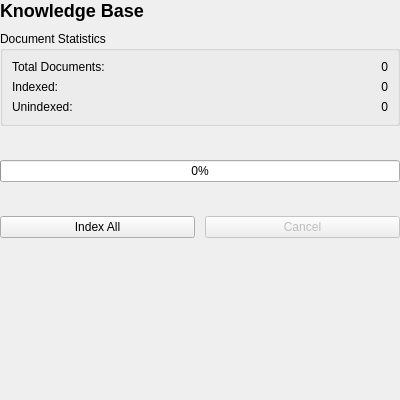
The window that src/airunner/components/home_stage/gui/widgets/templates/knowledge_base_panel.ui (Capsize-Games/airunner) describes before a commit, drawn with Qt 5.
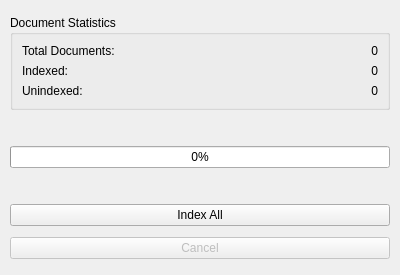
The same window after the commit.

Commit message: documents: drag/drop & folder support, move knowledge-base panel into Documents, reorganize Kiwix ZIM layout, remove local progress bar; improve indexing flow and error handling, show UI feedback on failures; delete now removes files from disk and DB

Diff of the .ui file:
```diff
--- a/src/airunner/components/home_stage/gui/widgets/templates/knowledge_base_panel.ui
+++ b/src/airunner/components/home_stage/gui/widgets/templates/knowledge_base_panel.ui
@@ -7,9 +7,15 @@
     <x>0</x>
     <y>0</y>
     <width>400</width>
-    <height>400</height>
+    <height>275</height>
    </rect>
   </property>
+  <property name="sizePolicy">
+   <sizepolicy hsizetype="Preferred" vsizetype="Preferred">
+    <horstretch>0</horstretch>
+    <verstretch>0</verstretch>
+   </sizepolicy>
+  </property>
   <property name="cursor">
    <cursorShape>ArrowCursor</cursorShape>
   </property>
@@ -17,40 +23,30 @@
    <string>Form</string>
   </property>
   <layout class="QVBoxLayout" name="verticalLayout">
-   <property name="spacing">
-    <number>10</number>
-   </property>
    <property name="leftMargin">
-    <number>0</number>
+    <number>10</number>
    </property>
    <property name="topMargin">
-    <number>0</number>
+    <number>10</number>
    </property>
    <property name="rightMargin">
-    <number>0</number>
+    <number>10</number>
    </property>
    <property name="bottomMargin">
-    <number>0</number>
+    <number>10</number>
    </property>
-   <item>
-    <widget class="QLabel" name="title_label">
-     <property name="styleSheet">
-      <string notr="true">font-size: 18px; font-weight: bold;</string>
-     </property>
-     <property name="text">
-      <string>Knowledge Base</string>
-     </property>
-     <property name="alignment">
-      <set>Qt::AlignmentFlag::AlignLeading|Qt::AlignmentFlag::AlignLeft|Qt::AlignmentFlag::AlignVCenter</set>
-     </property>
-    </widget>
-   </item>
    <item>
     <widget class="QGroupBox" name="stats_group">
+     <property name="sizePolicy">
+      <sizepolicy hsizetype="Preferred" vsizetype="Maximum">
+       <horstretch>0</horstretch>
+       <verstretch>0</verstretch>
+      </sizepolicy>
+     </property>
      <property name="title">
       <string>Document Statistics</string>
      </property>
-     <layout class="QFormLayout" name="formLayout">
+     <layout class="QGridLayout" name="gridLayout_2">
       <item row="0" column="0">
        <widget class="QLabel" name="total_label">
         <property name="text">
@@ -107,6 +103,12 @@
    </item>
    <item>
     <widget class="QLabel" name="status_message">
+     <property name="sizePolicy">
+      <sizepolicy hsizetype="Preferred" vsizetype="Maximum">
+       <horstretch>0</horstretch>
+       <verstretch>0</verstretch>
+      </sizepolicy>
+     </property>
      <property name="text">
       <string/>
      </property>
@@ -133,6 +135,12 @@
    </item>
    <item>
     <widget class="QLabel" name="progress_text">
+     <property name="sizePolicy">
+      <sizepolicy hsizetype="Preferred" vsizetype="Maximum">
+       <horstretch>0</horstretch>
+       <verstretch>0</verstretch>
+      </sizepolicy>
+     </property>
      <property name="text">
       <string/>
      </property>
@@ -144,8 +152,6 @@
      </property>
     </widget>
    </item>
-   <item>
-    <layout class="QHBoxLayout" name="button_layout">
      <item>
       <widget class="QPushButton" name="index_button">
        <property name="cursor">
@@ -165,21 +171,6 @@
         <string>Cancel</string>
        </property>
       </widget>
-     </item>
-    </layout>
-   </item>
-   <item>
-    <spacer name="verticalSpacer">
-     <property name="orientation">
-      <enum>Qt::Orientation::Vertical</enum>
-     </property>
-     <property name="sizeHint" stdset="0">
-      <size>
-       <width>20</width>
-       <height>40</height>
-      </size>
-     </property>
-    </spacer>
    </item>
   </layout>
  </widget>
```
Lines whose indentation alone changed are shown as unchanged. The commit also changes 14 other files.
